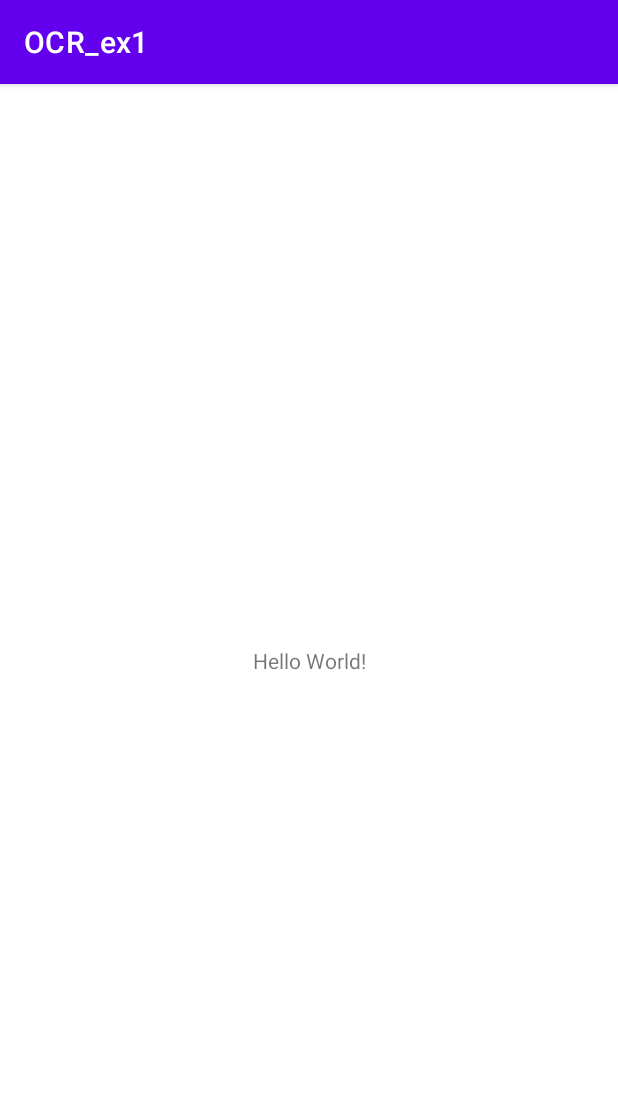
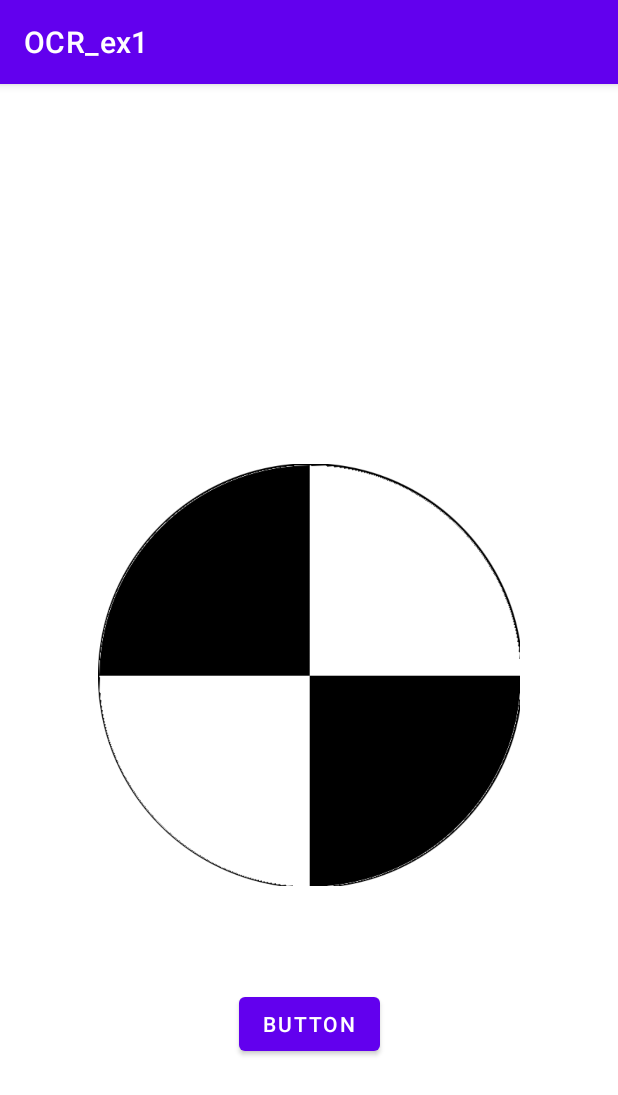
Before and after one commit to miladesmailpour/ORC_EX_1, an Android app: the screen it shows after launch (MainActivity), on a phone screen of 412 x 824 dp. Shown: the top 1095 px of the screen. Run offline under Robolectric (Android 15) with nearby library versions, the light colour scheme and no system bars.

Commit message:
Object rotation done!

```diff
--- a/app/src/main/java/com/example/ocr_ex1/MainActivity.java
+++ b/app/src/main/java/com/example/ocr_ex1/MainActivity.java
@@ -3,12 +3,57 @@ package com.example.ocr_ex1;
 import androidx.appcompat.app.AppCompatActivity;
 
 import android.os.Bundle;
+import android.view.View;
+import android.view.animation.AnimationSet;
+import android.view.animation.DecelerateInterpolator;
+import android.view.animation.RotateAnimation;
+import android.widget.Button;
+import android.widget.ImageView;
+import android.widget.QuickContactBadge;
+import android.widget.TextView;
 
 public class MainActivity extends AppCompatActivity {
 
+    public float prvPoint=0.0f, newPoint=1.0f, rate=1.0f;
+    public TextView dagree;
+    public String str = "";
     @Override
     protected void onCreate(Bundle savedInstanceState) {
         super.onCreate(savedInstanceState);
         setContentView(R.layout.activity_main);
+        dagree = findViewById(R.id.tv_dagree);
+        Button rotateBtn = findViewById(R.id.btn_R);
+        ImageView myImageView = (ImageView)findViewById(R.id.iv_c);
+
+
+        AnimationSet animSet = new AnimationSet(true);
+        animSet.setInterpolator(new DecelerateInterpolator());
+        animSet.setFillAfter(true);
+        animSet.setFillEnabled(true);
+
+
+
+
+
+        rotateBtn.setOnClickListener(new View.OnClickListener() {
+            @Override
+            public void onClick(View view) {
+                final RotateAnimation animRotate = new RotateAnimation(prvPoint, newPoint,
+                        RotateAnimation.RELATIVE_TO_SELF, 0.5f,
+                        RotateAnimation.RELATIVE_TO_SELF, 0.5f);
+                newPoint = counter(newPoint);
+
+//                animRotate.setDuration(10);
+//                animRotate.setFillAfter(true);
+                animSet.addAnimation(animRotate);
+                myImageView.startAnimation(animSet);
+            }
+        });
+    }
+    private float counter(float currPoint) {
+        prvPoint = currPoint;
+        str = Float.toString(prvPoint);
+        this.dagree.setText(Float.toString(prvPoint));
+        return currPoint + rate;
     }
 }
--- a/app/src/main/res/layout/activity_main.xml
+++ b/app/src/main/res/layout/activity_main.xml
@@ -6,13 +6,41 @@
     android:layout_height="match_parent"
     tools:context=".MainActivity">
 
-    <TextView
+    <ImageView
+        android:id="@+id/iv_c"
+        android:layout_width="0dp"
+        android:layout_height="281dp"
+        android:layout_marginStart="51dp"
+        android:layout_marginTop="235dp"
+        android:layout_marginEnd="51dp"
+        android:layout_marginBottom="215dp"
+        app:layout_constraintBottom_toBottomOf="parent"
+        app:layout_constraintEnd_toEndOf="parent"
+        app:layout_constraintStart_toStartOf="parent"
+        app:layout_constraintTop_toTopOf="parent"
+        app:srcCompat="@drawable/circle" />
+
+    <Button
+        android:id="@+id/btn_R"
         android:layout_width="wrap_content"
         android:layout_height="wrap_content"
-        android:text="Hello World!"
+        android:layout_marginStart="159dp"
+        android:layout_marginTop="68dp"
+        android:layout_marginEnd="159dp"
+        android:text="Button"
+        app:layout_constraintEnd_toEndOf="parent"
+        app:layout_constraintStart_toStartOf="parent"
+        app:layout_constraintTop_toBottomOf="@+id/iv_c" />
+
+    <TextView
+        android:id="@+id/tv_dagree"
+        android:layout_width="wrap_content"
+        android:layout_height="wrap_content"
+        android:layout_marginStart="205dp"
+        android:layout_marginEnd="206dp"
+        android:layout_marginBottom="549dp"
         app:layout_constraintBottom_toBottomOf="parent"
-        app:layout_constraintLeft_toLeftOf="parent"
-        app:layout_constraintRight_toRightOf="parent"
-        app:layout_constraintTop_toTopOf="parent" />
+        app:layout_constraintEnd_toEndOf="parent"
+        app:layout_constraintStart_toStartOf="parent" />
 
 </androidx.constraintlayout.widget.ConstraintLayout>
```
Also changed, not shown: app/src/main/res/drawable-mdpi/circle.png (added).
